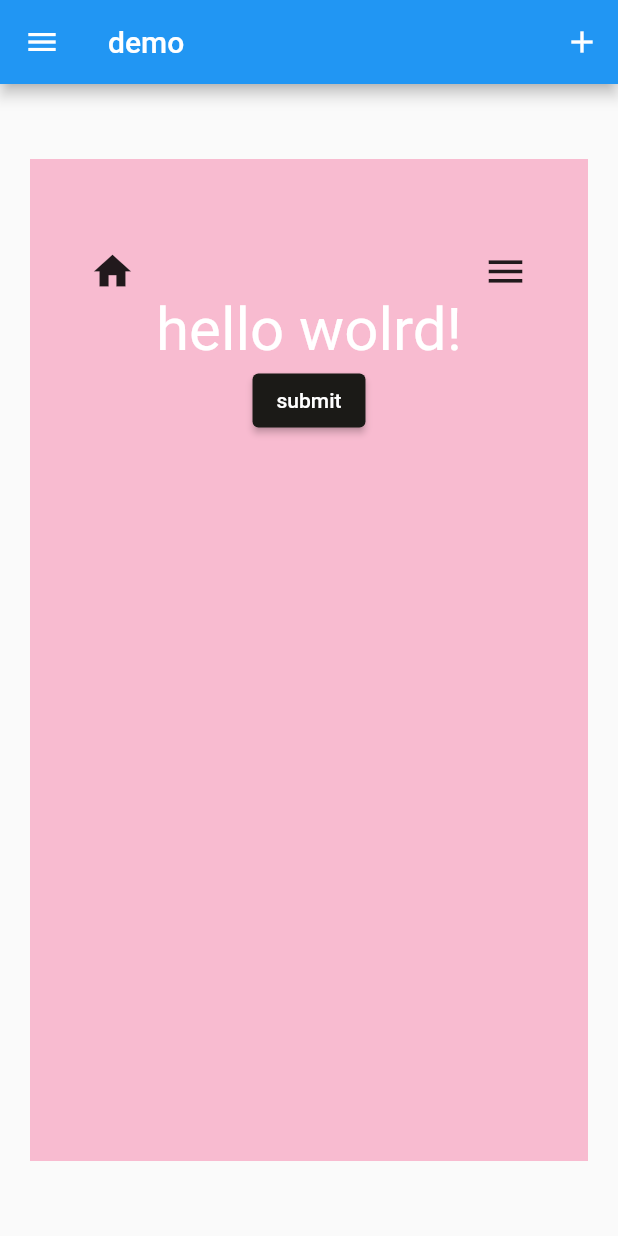
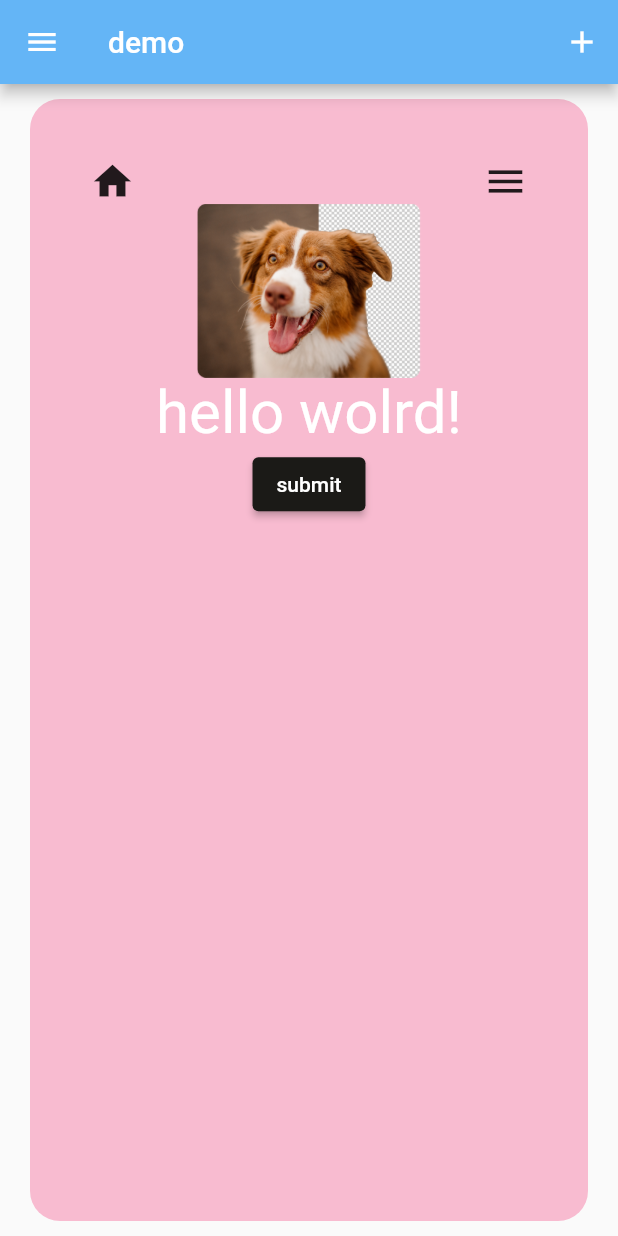
Before and after one commit to sushmitamaurya/demo_app, a Flutter app: the screen it shows after launch, on a phone screen of 412 x 824 dp. Run offline on Flutter 3.47's test engine with Material 2 defaults, Android fonts, the phone set to English and light mode, and no system bars.

Commit message:
home changes and images

```diff
--- a/lib/homePage.dart
+++ b/lib/homePage.dart
@@ -9,23 +9,23 @@ class HomePage extends StatelessWidget {
   Widget build(BuildContext context) {
     return Scaffold(
       appBar: AppBar(
+        backgroundColor: Colors.blue[300],
         title: Text('demo'),
         actions: [IconButton(onPressed: () {}, icon: Icon(Icons.add))],
       ),
       drawer: Drawer(),
       body: Center(
         child: Container(
-          margin: EdgeInsets.symmetric(horizontal: 20, vertical: 50),
+          decoration: BoxDecoration(
+            borderRadius: BorderRadius.circular(20),
+            color: Colors.pink[100],
+          ),
+          margin: EdgeInsets.symmetric(horizontal: 20, vertical: 10),
           padding: EdgeInsets.all(40),
           height: double.infinity,
           width: double.infinity,
-          color: Colors.pink[100],
           child: Column(
             children: [
-              //Image(image: AssetImage('assets/Images/car.webp')),
-              SizedBox(
-                height: 20,
-              ),
               Row(
                 mainAxisAlignment: MainAxisAlignment.spaceBetween,
                 children: [
@@ -38,6 +38,15 @@ class HomePage extends StatelessWidget {
                     size: 30,
                   ),
                 ],
+              ),
+              Container(
+                child: Image.asset(
+                  "assets/Images/dog.png",
+                  // height: 300,
+                  // width: 200,
+                  scale: 5,
+                  fit: BoxFit.cover,
+                ),
               ),
               Text(
                 "hello wolrd!",
--- a/pubspec.yaml
+++ b/pubspec.yaml
@@ -61,7 +61,7 @@ flutter:
 
   # To add assets to your application, add an assets section, like this:
   assets:
-    - assets/
+    - assets/Images/
   #   - images/a_dot_ham.jpeg
 
   # An image asset can refer to one or more resolution-specific "variants", see
```
Also changed, not shown: assets/Images/car.webp (deleted), assets/Images/dog.png (added).
